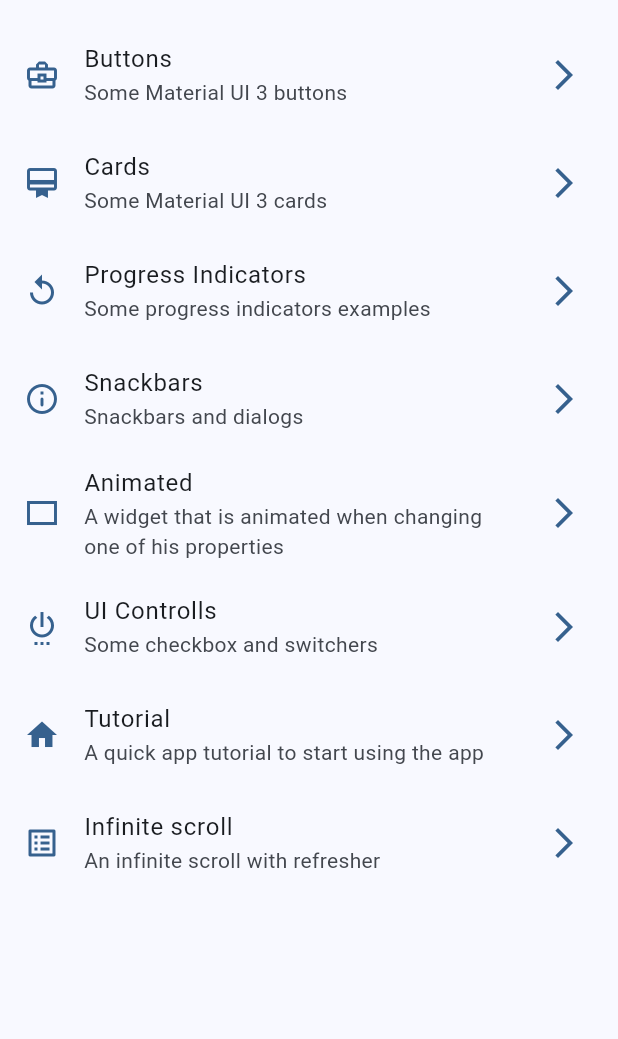
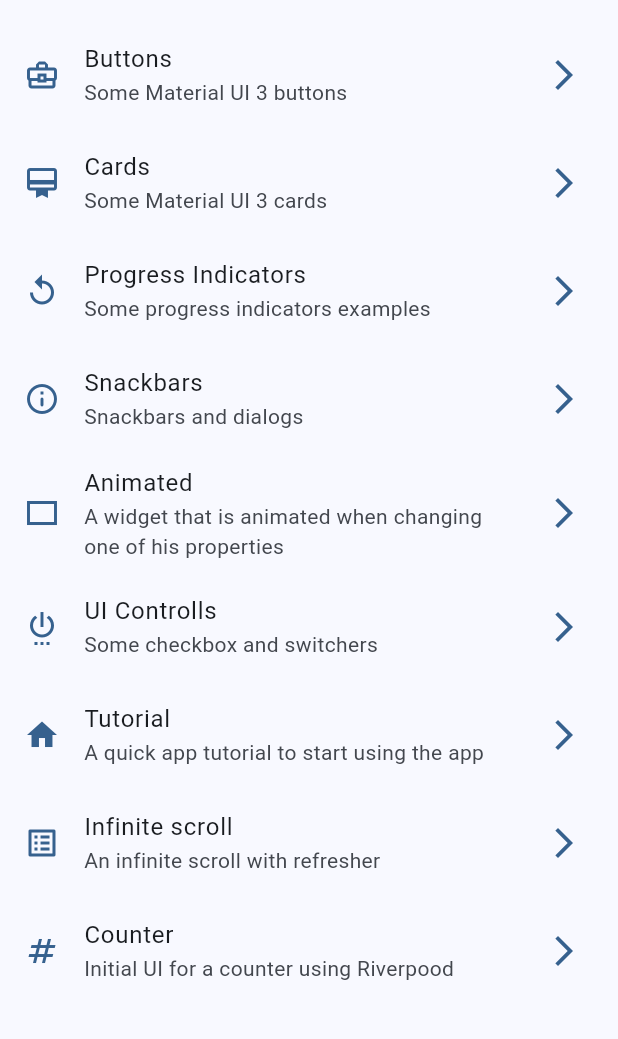
Before and after one commit to luislealdev/widgets-app-flutter, a Flutter app: the screen it shows after launch, on a phone screen of 412 x 824 dp, the part 63-1102 px from its top. Run offline on Flutter 3.47's test engine with Material 2 defaults, Android fonts, the phone set to English and light mode, and no system bars; our stand-ins replace animate_do, flutter_riverpod, go_router.

Commit message:
Add riverpod

```diff
--- a/lib/config/menu/menu_items.dart
+++ b/lib/config/menu/menu_items.dart
@@ -55,4 +55,9 @@ const menuItems = <MenuItem>[
       description: 'An infinite scroll with refresher',
       url: '/infinite-scroll',
       icon: Icons.list_alt_outlined),
+  MenuItem(
+      title: 'Counter',
+      description: 'Initial UI for a counter using Riverpood',
+      url: '/counter',
+      icon: Icons.numbers),
 ];
--- a/lib/config/routes/app_router.dart
+++ b/lib/config/routes/app_router.dart
@@ -41,5 +41,9 @@ final appRouter = GoRouter(
       path: '/infinite-scroll',
       builder: (context, state) => const InfiniteScrollScreen(),
     ),
+    GoRoute(
+      path: '/counter',
+      builder: (context, state) => const CounterScreen(),
+    ),
   ],
 );
--- /dev/null
+++ b/lib/presentation/providers/counter_provider.dart
@@ -0,0 +1,3 @@
+import 'package:flutter_riverpod/flutter_riverpod.dart';
+
+final counterProvider = StateProvider((ref) => 5);
--- a/lib/presentation/screens/screens.dart
+++ b/lib/presentation/screens/screens.dart
@@ -6,3 +6,4 @@ export 'package:widgets_app/presentation/screens/ui_controlls/ui_constrolls_scre
 export 'package:widgets_app/presentation/screens/buttons/buttons_screen.dart';
 export 'package:widgets_app/presentation/screens/cards/cards_screen.dart';
 export 'package:widgets_app/presentation/screens/home/home_screen.dart';
+export 'package:widgets_app/presentation/screens/counter/counter_screen.dart';
--- a/pubspec.yaml
+++ b/pubspec.yaml
@@ -10,6 +10,7 @@ dependencies:
   animate_do: ^3.0.2
   flutter:
     sdk: flutter
+  flutter_riverpod: ^2.3.6
   go_router: ^9.0.3
 
 dev_dependencies:
```
Also changed, not shown: lib/main.dart (+6 -1 lines), lib/presentation/screens/counter/counter_screen.dart (added, +28 -0 lines), pubspec.lock.
